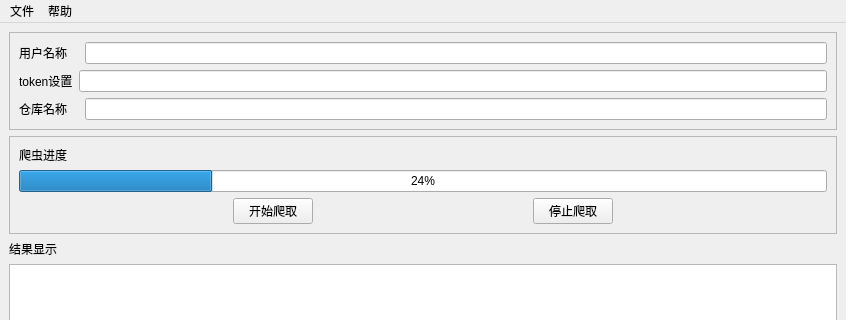
cfxsvbtgasc21/Github-project-analyzer, file Spider_commit.ui: the form before one commit; both pictures show x 0 to 846 and y 0 to 320 of the 846 by 962 pixel window.
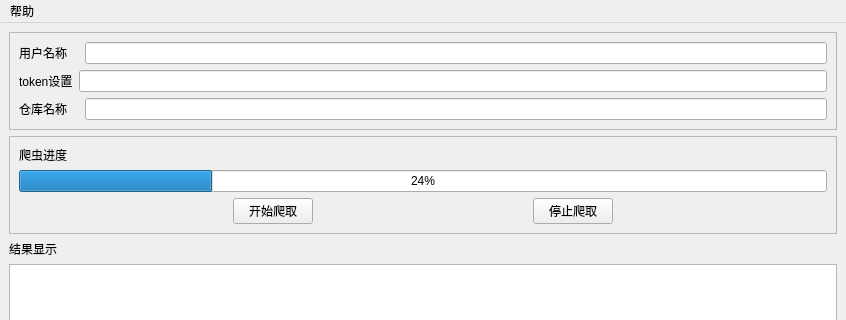
The form after the commit.

```diff
--- a/Spider_commit.ui
+++ b/Spider_commit.ui
@@ -264,19 +264,12 @@
      <height>30</height>
     </rect>
    </property>
-   <widget class="QMenu" name="menu">
-    <property name="title">
-     <string>文件</string>
-    </property>
-    <addaction name="action"/>
-   </widget>
    <widget class="QMenu" name="menu_2">
     <property name="title">
      <string>帮助</string>
     </property>
     <addaction name="actiontoken"/>
    </widget>
-   <addaction name="menu"/>
    <addaction name="menu_2"/>
   </widget>
   <widget class="QStatusBar" name="statusbar"/>
```
